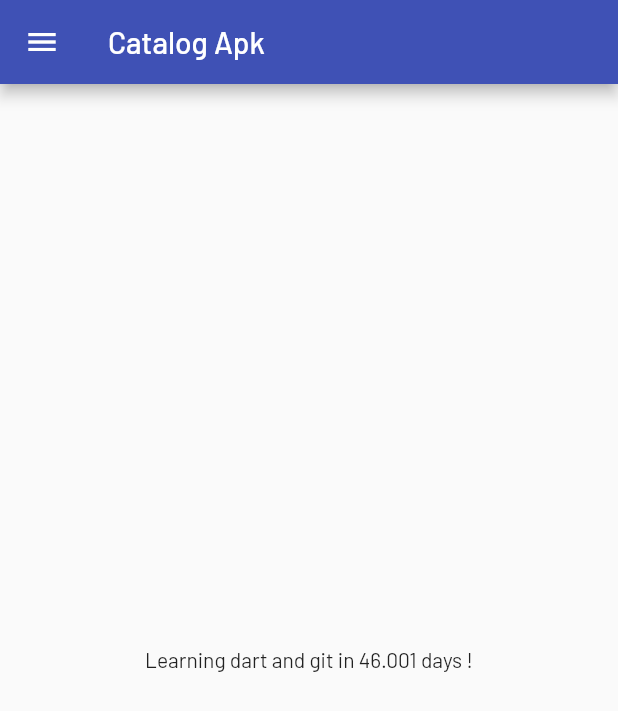
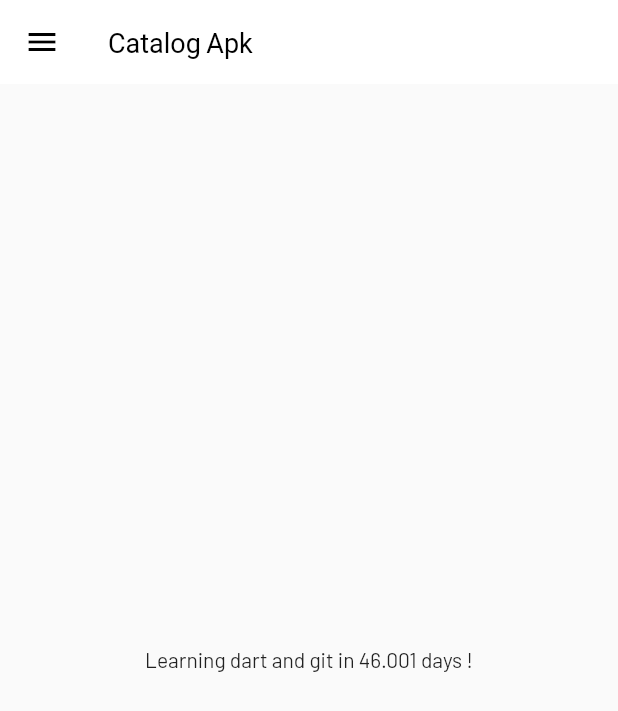
Before and after one commit to 25kudit/Learning_Flutter, a Flutter app: the screen it shows after launch, on a phone screen of 412 x 824 dp. Shown: the top 711 px of the screen. Run offline on Flutter 3.47's test engine with Material 2 defaults, Android fonts, the phone set to English and light mode, and no system bars; our stand-ins replace google_fonts.

Commit message:
commit day10

```diff
--- a/lib/main.dart
+++ b/lib/main.dart
@@ -1,6 +1,9 @@
+// ignore_for_file: prefer_const_constructors
+
 import 'package:flutter/material.dart';
 import 'package:flutter_application_1/pages/loginpage.dart';
-import 'package:google_fonts/google_fonts.dart';
+import 'package:flutter_application_1/themes.dart';
+//import 'package:google_fonts/google_fonts.dart';
 import 'pages/homepage.dart';
 
 void main() {
@@ -15,10 +18,7 @@ class UditApk extends StatelessWidget {
       debugShowCheckedModeBanner: false,
       home: homepage(),
       themeMode: ThemeMode.light,
-      theme: ThemeData(
-        primarySwatch: Colors.indigo,
-        fontFamily: GoogleFonts.barlow().fontFamily
-      ),
+      theme: MyTheme.lightTheme(context),
       initialRoute: "/home",
       routes: {
         "/home": (context) => homepage(),
--- a/lib/pages/homepage.dart
+++ b/lib/pages/homepage.dart
@@ -1,3 +1,5 @@
+// ignore_for_file: prefer_const_constructors
+
 import 'package:flutter/material.dart';
 import 'package:flutter_application_1/widgets/mydrawer.dart';
 
@@ -9,7 +11,6 @@ class homepage extends StatelessWidget {
     return Scaffold(
       appBar: AppBar(
         title: Text("Catalog Apk"),
-        //shadowColor: Colors.deepPurple
       ),
       body: Center(
         child: Container(
--- /dev/null
+++ b/lib/themes.dart
@@ -0,0 +1,20 @@
+// ignore_for_file: prefer_const_constructors
+
+import 'package:flutter/material.dart';
+import 'package:google_fonts/google_fonts.dart';
+
+class MyTheme {
+  static ThemeData lightTheme(BuildContext context) => ThemeData(
+        primarySwatch: Colors.indigo,
+        fontFamily: GoogleFonts.barlow().fontFamily,
+        appBarTheme: AppBarTheme(
+            color: Colors.white,
+            elevation: 0.0,
+            iconTheme: IconThemeData(color: Colors.black),
+            titleTextStyle: TextStyle(
+              color: Colors.black,
+              fontSize: 18.0,
+            )
+        ),
+      );
+}
```
